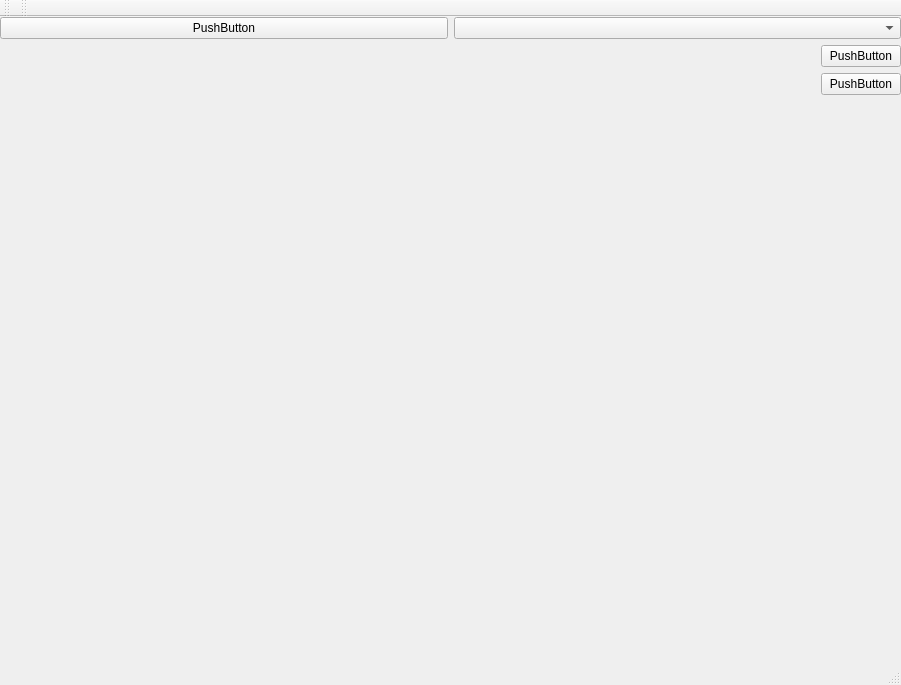
Before: the Qt Designer form mainwindow.ui in pan-mroku/Bump, drawn with Qt 5.
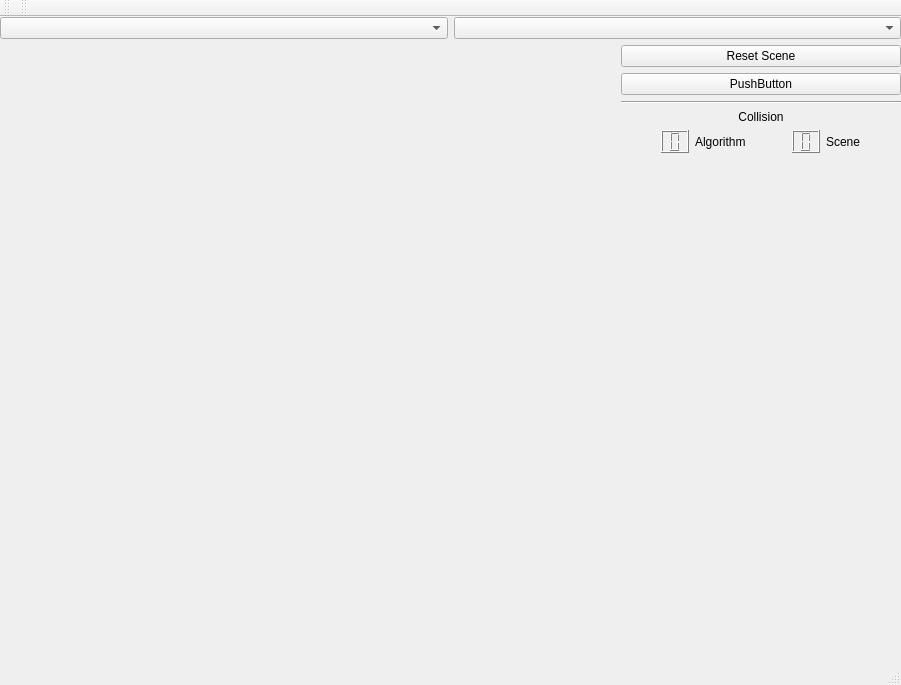
After: the same form once the commit is applied.

Commit message: Changing scenes Collision indicators

What changed in the file:
```diff
--- a/mainwindow.ui
+++ b/mainwindow.ui
@@ -30,11 +30,7 @@
     <item>
      <layout class="QHBoxLayout" name="horizontalLayout">
       <item>
-       <widget class="QPushButton" name="pushButton_2">
-        <property name="text">
-         <string>PushButton</string>
-        </property>
-       </widget>
+       <widget class="QComboBox" name="DropdownListScene"/>
       </item>
       <item>
        <widget class="QComboBox" name="comboBox"/>
@@ -80,7 +76,7 @@
         <item>
          <widget class="QPushButton" name="pushButton_4">
           <property name="text">
-           <string>PushButton</string>
+           <string>Reset Scene</string>
           </property>
          </widget>
         </item>
@@ -91,6 +87,933 @@
           </property>
          </widget>
         </item>
+        <item>
+         <widget class="Line" name="line">
+          <property name="orientation">
+           <enum>Qt::Horizontal</enum>
+          </property>
+         </widget>
+        </item>
+        <item>
+         <widget class="QLabel" name="label">
+          <property name="text">
+           <string>Collision</string>
+          </property>
+          <property name="alignment">
+           <set>Qt::AlignCenter</set>
+          </property>
+         </widget>
+        </item>
+        <item>
+         <layout class="QHBoxLayout" name="horizontalLayout_3">
+          <item>
+           <spacer name="horizontalSpacer_2">
+            <property name="orientation">
+             <enum>Qt::Horizontal</enum>
+            </property>
+            <property name="sizeHint" stdset="0">
+             <size>
+              <width>40</width>
+              <height>20</height>
+             </size>
+            </property>
+           </spacer>
+          </item>
+          <item>
+           <widget class="QLCDNumber" name="DisplayCollisionAlgorithm">
+            <property name="palette">
+             <palette>
+              <active>
+               <colorrole role="WindowText">
+                <brush brushstyle="SolidPattern">
+                 <color alpha="255">
+                  <red>0</red>
+                  <green>0</green>
+                  <blue>0</blue>
+                 </color>
+                </brush>
+               </colorrole>
+               <colorrole role="Button">
+                <brush brushstyle="SolidPattern">
+                 <color alpha="255">
+                  <red>255</red>
+                  <green>255</green>
+                  <blue>255</blue>
+                 </color>
+                </brush>
+               </colorrole>
+               <colorrole role="Light">
+                <brush brushstyle="SolidPattern">
+                 <color alpha="255">
+                  <red>255</red>
+                  <green>255</green>
+                  <blue>255</blue>
+                 </color>
+                </brush>
+               </colorrole>
+               <colorrole role="Midlight">
+                <brush brushstyle="SolidPattern">
+                 <color alpha="255">
+                  <red>255</red>
+                  <green>255</green>
+                  <blue>255</blue>
+                 </color>
+                </brush>
+               </colorrole>
+               <colorrole role="Dark">
+                <brush brushstyle="SolidPattern">
+                 <color alpha="255">
+                  <red>127</red>
+                  <green>127</green>
+                  <blue>127</blue>
+                 </color>
+                </brush>
+               </colorrole>
+               <colorrole role="Mid">
+                <brush brushstyle="SolidPattern">
+                 <color alpha="255">
+                  <red>170</red>
+                  <green>170</green>
+                  <blue>170</blue>
+                 </color>
+                </brush>
+               </colorrole>
+               <colorrole role="Text">
+                <brush brushstyle="SolidPattern">
+                 <color alpha="255">
+                  <red>0</red>
+                  <green>0</green>
+                  <blue>0</blue>
+                 </color>
+                </brush>
+               </colorrole>
+               <colorrole role="BrightText">
+                <brush brushstyle="SolidPattern">
+                 <color alpha="255">
+                  <red>255</red>
+                  <green>255</green>
+                  <blue>255</blue>
+                 </color>
+                </brush>
+               </colorrole>
+               <colorrole role="ButtonText">
+                <brush brushstyle="SolidPattern">
+                 <color alpha="255">
+                  <red>0</red>
+                  <green>0</green>
+                  <blue>0</blue>
+                 </color>
+                </brush>
+               </colorrole>
+               <colorrole role="Base">
+                <brush brushstyle="SolidPattern">
+                 <color alpha="255">
+                  <red>255</red>
+                  <green>255</green>
+                  <blue>255</blue>
+                 </color>
+                </brush>
+               </colorrole>
+               <colorrole role="Window">
+                <brush brushstyle="SolidPattern">
+                 <color alpha="255">
+                  <red>255</red>
+                  <green>255</green>
+                  <blue>255</blue>
+                 </color>
+                </brush>
+               </colorrole>
+               <colorrole role="Shadow">
+                <brush brushstyle="SolidPattern">
+                 <color alpha="255">
+                  <red>0</red>
+                  <green>0</green>
+                  <blue>0</blue>
+                 </color>
+                </brush>
+               </colorrole>
+               <colorrole role="AlternateBase">
+                <brush brushstyle="SolidPattern">
+                 <color alpha="255">
+                  <red>255</red>
+                  <green>255</green>
+                  <blue>255</blue>
+                 </color>
+                </brush>
+               </colorrole>
+               <colorrole role="ToolTipBase">
+                <brush brushstyle="SolidPattern">
+                 <color alpha="255">
+                  <red>255</red>
+                  <green>255</green>
+                  <blue>220</blue>
+                 </color>
+                </brush>
+               </colorrole>
+               <colorrole role="ToolTipText">
+                <brush brushstyle="SolidPattern">
+                 <color alpha="255">
+                  <red>0</red>
+                  <green>0</green>
+                  <blue>0</blue>
+                 </color>
+                </brush>
+               </colorrole>
+              </active>
+              <inactive>
+               <colorrole role="WindowText">
+                <brush brushstyle="SolidPattern">
+                 <color alpha="255">
+                  <red>0</red>
+                  <green>0</green>
+                  <blue>0</blue>
+                 </color>
+                </brush>
+               </colorrole>
+               <colorrole role="Button">
+                <brush brushstyle="SolidPattern">
+                 <color alpha="255">
+                  <red>255</red>
+                  <green>255</green>
+                  <blue>255</blue>
+                 </color>
+                </brush>
+               </colorrole>
+               <colorrole role="Light">
+                <brush brushstyle="SolidPattern">
+                 <color alpha="255">
+                  <red>255</red>
+                  <green>255</green>
+                  <blue>255</blue>
+                 </color>
+                </brush>
+               </colorrole>
+               <colorrole role="Midlight">
+                <brush brushstyle="SolidPattern">
+                 <color alpha="255">
+                  <red>255</red>
+                  <green>255</green>
+                  <blue>255</blue>
+                 </color>
+                </brush>
+               </colorrole>
+               <colorrole role="Dark">
+                <brush brushstyle="SolidPattern">
+                 <color alpha="255">
+                  <red>127</red>
+                  <green>127</green>
+                  <blue>127</blue>
+                 </color>
+                </brush>
+               </colorrole>
+               <colorrole role="Mid">
+                <brush brushstyle="SolidPattern">
+                 <color alpha="255">
+                  <red>170</red>
+                  <green>170</green>
+                  <blue>170</blue>
+                 </color>
+                </brush>
+               </colorrole>
+               <colorrole role="Text">
+                <brush brushstyle="SolidPattern">
+                 <color alpha="255">
+                  <red>0</red>
+                  <green>0</green>
+                  <blue>0</blue>
+                 </color>
+                </brush>
+               </colorrole>
+               <colorrole role="BrightText">
+                <brush brushstyle="SolidPattern">
+                 <color alpha="255">
+                  <red>255</red>
+                  <green>255</green>
+                  <blue>255</blue>
+                 </color>
+                </brush>
+               </colorrole>
+               <colorrole role="ButtonText">
+                <brush brushstyle="SolidPattern">
+                 <color alpha="255">
+                  <red>0</red>
+                  <green>0</green>
+                  <blue>0</blue>
+                 </color>
+                </brush>
+               </colorrole>
+               <colorrole role="Base">
+                <brush brushstyle="SolidPattern">
+                 <color alpha="255">
+                  <red>255</red>
+                  <green>255</green>
+                  <blue>255</blue>
+                 </color>
+                </brush>
+               </colorrole>
+               <colorrole role="Window">
+                <brush brushstyle="SolidPattern">
+                 <color alpha="255">
+                  <red>255</red>
+                  <green>255</green>
+                  <blue>255</blue>
+                 </color>
+                </brush>
+               </colorrole>
+               <colorrole role="Shadow">
+                <brush brushstyle="SolidPattern">
+                 <color alpha="255">
+                  <red>0</red>
+                  <green>0</green>
+                  <blue>0</blue>
+                 </color>
+                </brush>
+               </colorrole>
+               <colorrole role="AlternateBase">
+                <brush brushstyle="SolidPattern">
+                 <color alpha="255">
+                  <red>255</red>
+                  <green>255</green>
+                  <blue>255</blue>
+                 </color>
+                </brush>
+               </colorrole>
+               <colorrole role="ToolTipBase">
+                <brush brushstyle="SolidPattern">
+                 <color alpha="255">
+                  <red>255</red>
+                  <green>255</green>
+                  <blue>220</blue>
+                 </color>
+                </brush>
+               </colorrole>
+               <colorrole role="ToolTipText">
+                <brush brushstyle="SolidPattern">
+                 <color alpha="255">
+                  <red>0</red>
+                  <green>0</green>
+                  <blue>0</blue>
+                 </color>
+                </brush>
+               </colorrole>
+              </inactive>
+              <disabled>
+               <colorrole role="WindowText">
+                <brush brushstyle="SolidPattern">
+                 <color alpha="255">
+                  <red>127</red>
+                  <green>127</green>
+                  <blue>127</blue>
+                 </color>
+                </brush>
+               </colorrole>
+               <colorrole role="Button">
+                <brush brushstyle="SolidPattern">
+                 <color alpha="255">
+                  <red>255</red>
+                  <green>255</green>
+                  <blue>255</blue>
+                 </color>
+                </brush>
+               </colorrole>
+               <colorrole role="Light">
+                <brush brushstyle="SolidPattern">
+                 <color alpha="255">
+                  <red>255</red>
+                  <green>255</green>
+                  <blue>255</blue>
+                 </color>
+                </brush>
+               </colorrole>
+               <colorrole role="Midlight">
+                <brush brushstyle="SolidPattern">
+                 <color alpha="255">
+                  <red>255</red>
+                  <green>255</green>
+                  <blue>255</blue>
+                 </color>
+                </brush>
+               </colorrole>
+               <colorrole role="Dark">
+                <brush brushstyle="SolidPattern">
+                 <color alpha="255">
+                  <red>127</red>
+                  <green>127</green>
+                  <blue>127</blue>
+                 </color>
+                </brush>
+               </colorrole>
+               <colorrole role="Mid">
+                <brush brushstyle="SolidPattern">
+                 <color alpha="255">
+                  <red>170</red>
+                  <green>170</green>
+                  <blue>170</blue>
+                 </color>
+                </brush>
+               </colorrole>
+               <colorrole role="Text">
+                <brush brushstyle="SolidPattern">
+                 <color alpha="255">
+                  <red>127</red>
+                  <green>127</green>
+                  <blue>127</blue>
+                 </color>
+                </brush>
+               </colorrole>
+               <colorrole role="BrightText">
+                <brush brushstyle="SolidPattern">
+                 <color alpha="255">
+                  <red>255</red>
+                  <green>255</green>
+                  <blue>255</blue>
+                 </color>
+                </brush>
+               </colorrole>
+               <colorrole role="ButtonText">
+                <brush brushstyle="SolidPattern">
+                 <color alpha="255">
+                  <red>127</red>
+                  <green>127</green>
+                  <blue>127</blue>
+                 </color>
+                </brush>
+               </colorrole>
+               <colorrole role="Base">
+                <brush brushstyle="SolidPattern">
+                 <color alpha="255">
+                  <red>255</red>
+                  <green>255</green>
+                  <blue>255</blue>
+                 </color>
+                </brush>
+               </colorrole>
+               <colorrole role="Window">
+                <brush brushstyle="SolidPattern">
+                 <color alpha="255">
+                  <red>255</red>
+                  <green>255</green>
+                  <blue>255</blue>
+                 </color>
+                </brush>
+               </colorrole>
+               <colorrole role="Shadow">
+                <brush brushstyle="SolidPattern">
+                 <color alpha="255">
+                  <red>0</red>
+                  <green>0</green>
+                  <blue>0</blue>
+                 </color>
+                </brush>
+               </colorrole>
+               <colorrole role="AlternateBase">
+                <brush brushstyle="SolidPattern">
+                 <color alpha="255">
+                  <red>255</red>
+                  <green>255</green>
+                  <blue>255</blue>
+                 </color>
+                </brush>
+               </colorrole>
+               <colorrole role="ToolTipBase">
+                <brush brushstyle="SolidPattern">
+                 <color alpha="255">
+                  <red>255</red>
+                  <green>255</green>
+                  <blue>220</blue>
+                 </color>
+                </brush>
+               </colorrole>
+               <colorrole role="ToolTipText">
+                <brush brushstyle="SolidPattern">
+                 <color alpha="255">
+                  <red>0</red>
+                  <green>0</green>
+                  <blue>0</blue>
+                 </color>
+                </brush>
+               </colorrole>
+              </disabled>
+             </palette>
+            </property>
+            <property name="digitCount">
+             <number>1</number>
+            </property>
+           </widget>
+          </item>
+          <item>
+           <widget class="QLabel" name="label_3">
+            <property name="enabled">
+             <bool>true</bool>
+            </property>
+            <property name="font">
+             <font>
+              <weight>50</weight>
+              <bold>false</bold>
+             </font>
+            </property>
+            <property name="text">
+             <string>Algorithm</string>
+            </property>
+           </widget>
+          </item>
+          <item>
+           <spacer name="horizontalSpacer_4">
+            <property name="orientation">
+             <enum>Qt::Horizontal</enum>
+            </property>
+            <property name="sizeHint" stdset="0">
+             <size>
+              <width>40</width>
+              <height>20</height>
+             </size>
+            </property>
+           </spacer>
+          </item>
+          <item>
+           <widget class="QLCDNumber" name="DisplayCollisionScene">
+            <property name="palette">
+             <palette>
+              <active>
+               <colorrole role="WindowText">
+                <brush brushstyle="SolidPattern">
+                 <color alpha="255">
+                  <red>0</red>
+                  <green>0</green>
+                  <blue>0</blue>
+                 </color>
+                </brush>
+               </colorrole>
+               <colorrole role="Button">
+                <brush brushstyle="SolidPattern">
+                 <color alpha="255">
+                  <red>255</red>
+                  <green>255</green>
+                  <blue>255</blue>
+                 </color>
+                </brush>
+               </colorrole>
+               <colorrole role="Light">
+                <brush brushstyle="SolidPattern">
+                 <color alpha="255">
+                  <red>255</red>
+                  <green>255</green>
+                  <blue>255</blue>
+                 </color>
+                </brush>
+               </colorrole>
+               <colorrole role="Midlight">
+                <brush brushstyle="SolidPattern">
+                 <color alpha="255">
+                  <red>255</red>
+                  <green>255</green>
+                  <blue>255</blue>
+                 </color>
+                </brush>
+               </colorrole>
+               <colorrole role="Dark">
+                <brush brushstyle="SolidPattern">
+                 <color alpha="255">
+                  <red>127</red>
+                  <green>127</green>
+                  <blue>127</blue>
+                 </color>
+                </brush>
+               </colorrole>
+               <colorrole role="Mid">
+                <brush brushstyle="SolidPattern">
+                 <color alpha="255">
+                  <red>170</red>
+                  <green>170</green>
+                  <blue>170</blue>
+                 </color>
+                </brush>
+               </colorrole>
+               <colorrole role="Text">
+                <brush brushstyle="SolidPattern">
+                 <color alpha="255">
+                  <red>0</red>
+                  <green>0</green>
+                  <blue>0</blue>
+                 </color>
+                </brush>
+               </colorrole>
+               <colorrole role="BrightText">
+                <brush brushstyle="SolidPattern">
+                 <color alpha="255">
+                  <red>255</red>
+                  <green>255</green>
+                  <blue>255</blue>
+                 </color>
+                </brush>
+               </colorrole>
+               <colorrole role="ButtonText">
+                <brush brushstyle="SolidPattern">
+                 <color alpha="255">
+                  <red>0</red>
+                  <green>0</green>
+                  <blue>0</blue>
+                 </color>
+                </brush>
+               </colorrole>
+               <colorrole role="Base">
+                <brush brushstyle="SolidPattern">
+                 <color alpha="255">
+                  <red>255</red>
+                  <green>255</green>
+                  <blue>255</blue>
+                 </color>
+                </brush>
+               </colorrole>
+               <colorrole role="Window">
+                <brush brushstyle="SolidPattern">
+                 <color alpha="255">
+                  <red>255</red>
+                  <green>255</green>
+                  <blue>255</blue>
+                 </color>
+                </brush>
+               </colorrole>
+               <colorrole role="Shadow">
+                <brush brushstyle="SolidPattern">
+                 <color alpha="255">
+                  <red>0</red>
+                  <green>0</green>
+                  <blue>0</blue>
+                 </color>
+                </brush>
+               </colorrole>
+               <colorrole role="AlternateBase">
+                <brush brushstyle="SolidPattern">
+                 <color alpha="255">
+                  <red>255</red>
+                  <green>255</green>
+                  <blue>255</blue>
+                 </color>
+                </brush>
+               </colorrole>
+               <colorrole role="ToolTipBase">
+                <brush brushstyle="SolidPattern">
+                 <color alpha="255">
+                  <red>255</red>
+                  <green>255</green>
+                  <blue>220</blue>
+                 </color>
+                </brush>
+               </colorrole>
+               <colorrole role="ToolTipText">
+                <brush brushstyle="SolidPattern">
+                 <color alpha="255">
+                  <red>0</red>
+                  <green>0</green>
+                  <blue>0</blue>
+                 </color>
+                </brush>
+               </colorrole>
+              </active>
+              <inactive>
+               <colorrole role="WindowText">
+                <brush brushstyle="SolidPattern">
+                 <color alpha="255">
+                  <red>0</red>
+                  <green>0</green>
+                  <blue>0</blue>
+                 </color>
+                </brush>
+               </colorrole>
+               <colorrole role="Button">
+                <brush brushstyle="SolidPattern">
+                 <color alpha="255">
+                  <red>255</red>
+                  <green>255</green>
+                  <blue>255</blue>
+                 </color>
+                </brush>
+               </colorrole>
+               <colorrole role="Light">
+                <brush brushstyle="SolidPattern">
+                 <color alpha="255">
+                  <red>255</red>
+                  <green>255</green>
+                  <blue>255</blue>
+                 </color>
+                </brush>
+               </colorrole>
+               <colorrole role="Midlight">
+                <brush brushstyle="SolidPattern">
+                 <color alpha="255">
+                  <red>255</red>
+                  <green>255</green>
+                  <blue>255</blue>
+                 </color>
+                </brush>
+               </colorrole>
+               <colorrole role="Dark">
+                <brush brushstyle="SolidPattern">
+                 <color alpha="255">
+                  <red>127</red>
+                  <green>127</green>
+                  <blue>127</blue>
+                 </color>
+                </brush>
+               </colorrole>
+               <colorrole role="Mid">
+                <brush brushstyle="SolidPattern">
+                 <color alpha="255">
+                  <red>170</red>
+                  <green>170</green>
+                  <blue>170</blue>
+                 </color>
+                </brush>
+               </colorrole>
+               <colorrole role="Text">
+                <brush brushstyle="SolidPattern">
+                 <color alpha="255">
+                  <red>0</red>
+                  <green>0</green>
+                  <blue>0</blue>
+                 </color>
+                </brush>
+               </colorrole>
+               <colorrole role="BrightText">
+                <brush brushstyle="SolidPattern">
+                 <color alpha="255">
+                  <red>255</red>
+                  <green>255</green>
+                  <blue>255</blue>
+                 </color>
+                </brush>
+               </colorrole>
+               <colorrole role="ButtonText">
+                <brush brushstyle="SolidPattern">
+                 <color alpha="255">
+                  <red>0</red>
+                  <green>0</green>
+                  <blue>0</blue>
+                 </color>
+                </brush>
+               </colorrole>
+               <colorrole role="Base">
+                <brush brushstyle="SolidPattern">
+                 <color alpha="255">
+                  <red>255</red>
+                  <green>255</green>
+                  <blue>255</blue>
+                 </color>
+                </brush>
+               </colorrole>
+               <colorrole role="Window">
+                <brush brushstyle="SolidPattern">
+                 <color alpha="255">
+                  <red>255</red>
+                  <green>255</green>
+                  <blue>255</blue>
+                 </color>
+                </brush>
+               </colorrole>
+               <colorrole role="Shadow">
+                <brush brushstyle="SolidPattern">
+                 <color alpha="255">
+                  <red>0</red>
+                  <green>0</green>
+                  <blue>0</blue>
+                 </color>
+                </brush>
+               </colorrole>
+               <colorrole role="AlternateBase">
+                <brush brushstyle="SolidPattern">
+                 <color alpha="255">
+                  <red>255</red>
+                  <green>255</green>
+                  <blue>255</blue>
+                 </color>
+                </brush>
+               </colorrole>
+               <colorrole role="ToolTipBase">
+                <brush brushstyle="SolidPattern">
+                 <color alpha="255">
+                  <red>255</red>
+                  <green>255</green>
+                  <blue>220</blue>
+                 </color>
+                </brush>
+               </colorrole>
+               <colorrole role="ToolTipText">
+                <brush brushstyle="SolidPattern">
+                 <color alpha="255">
+                  <red>0</red>
+                  <green>0</green>
+                  <blue>0</blue>
+                 </color>
+                </brush>
+               </colorrole>
+              </inactive>
+              <disabled>
+               <colorrole role="WindowText">
+                <brush brushstyle="SolidPattern">
+                 <color alpha="255">
+                  <red>127</red>
+                  <green>127</green>
+                  <blue>127</blue>
+                 </color>
+                </brush>
+               </colorrole>
+               <colorrole role="Button">
+                <brush brushstyle="SolidPattern">
+                 <color alpha="255">
+                  <red>255</red>
+                  <green>255</green>
+                  <blue>255</blue>
+                 </color>
+                </brush>
+               </colorrole>
+               <colorrole role="Light">
+                <brush brushstyle="SolidPattern">
+                 <color alpha="255">
+                  <red>255</red>
+                  <green>255</green>
+                  <blue>255</blue>
+                 </color>
+                </brush>
+               </colorrole>
+               <colorrole role="Midlight">
+                <brush brushstyle="SolidPattern">
+                 <color alpha="255">
+                  <red>255</red>
+                  <green>255</green>
+                  <blue>255</blue>
+                 </color>
+                </brush>
+               </colorrole>
+               <colorrole role="Dark">
+                <brush brushstyle="SolidPattern">
+                 <color alpha="255">
+                  <red>127</red>
+                  <green>127</green>
+                  <blue>127</blue>
+                 </color>
+                </brush>
+               </colorrole>
+               <colorrole role="Mid">
+                <brush brushstyle="SolidPattern">
+                 <color alpha="255">
+                  <red>170</red>
+                  <green>170</green>
+                  <blue>170</blue>
+                 </color>
+                </brush>
+               </colorrole>
+               <colorrole role="Text">
+                <brush brushstyle="SolidPattern">
+                 <color alpha="255">
+                  <red>127</red>
+                  <green>127</green>
+                  <blue>127</blue>
+                 </color>
+                </brush>
+               </colorrole>
+               <colorrole role="BrightText">
+                <brush brushstyle="SolidPattern">
+                 <color alpha="255">
+                  <red>255</red>
+                  <green>255</green>
+                  <blue>255</blue>
+                 </color>
+                </brush>
+               </colorrole>
+               <colorrole role="ButtonText">
+                <brush brushstyle="SolidPattern">
+                 <color alpha="255">
+                  <red>127</red>
+                  <green>127</green>
+                  <blue>127</blue>
+                 </color>
+                </brush>
+               </colorrole>
+               <colorrole role="Base">
+                <brush brushstyle="SolidPattern">
+                 <color alpha="255">
+                  <red>255</red>
+                  <green>255</green>
+                  <blue>255</blue>
+                 </color>
+                </brush>
+               </colorrole>
+               <colorrole role="Window">
+                <brush brushstyle="SolidPattern">
+                 <color alpha="255">
+                  <red>255</red>
+                  <green>255</green>
+                  <blue>255</blue>
+                 </color>
+                </brush>
+               </colorrole>
+               <colorrole role="Shadow">
+                <brush brushstyle="SolidPattern">
+                 <color alpha="255">
+                  <red>0</red>
+                  <green>0</green>
+                  <blue>0</blue>
+                 </color>
+                </brush>
+               </colorrole>
+               <colorrole role="AlternateBase">
+                <brush brushstyle="SolidPattern">
+                 <color alpha="255">
+                  <red>255</red>
+                  <green>255</green>
+                  <blue>255</blue>
+                 </color>
+                </brush>
+               </colorrole>
+               <colorrole role="ToolTipBase">
+                <brush brushstyle="SolidPattern">
+                 <color alpha="255">
+                  <red>255</red>
+                  <green>255</green>
+                  <blue>220</blue>
+                 </color>
+                </brush>
+               </colorrole>
+               <colorrole role="ToolTipText">
+                <brush brushstyle="SolidPattern">
+                 <color alpha="255">
+                  <red>0</red>
+                  <green>0</green>
+                  <blue>0</blue>
+                 </color>
+                </brush>
+               </colorrole>
+              </disabled>
+             </palette>
+            </property>
+            <property name="digitCount">
+             <number>1</number>
+            </property>
+           </widget>
+          </item>
+          <item>
+           <widget class="QLabel" name="label_2">
+            <property name="text">
+             <string>Scene</string>
+            </property>
+           </widget>
+          </item>
+          <item>
+           <spacer name="horizontalSpacer_3">
+            <property name="orientation">
+             <enum>Qt::Horizontal</enum>
+            </property>
+            <property name="sizeHint" stdset="0">
+             <size>
+              <width>40</width>
+              <height>20</height>
+             </size>
+            </property>
+           </spacer>
+          </item>
+         </layout>
+        </item>
         <item>
          <spacer name="verticalSpacer_2">
           <property name="orientation">
```
Left out of the diff: 6 changed lines with no effect on the pictures. The commit also changes 8 other files.
